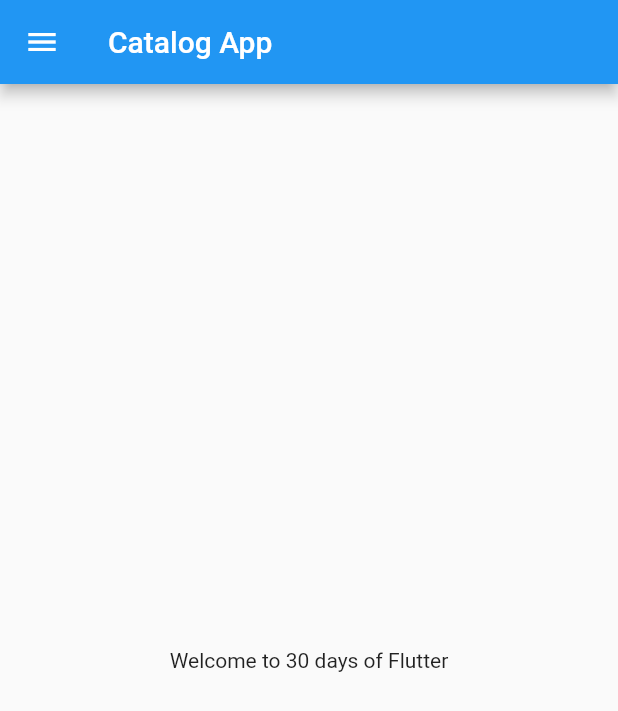
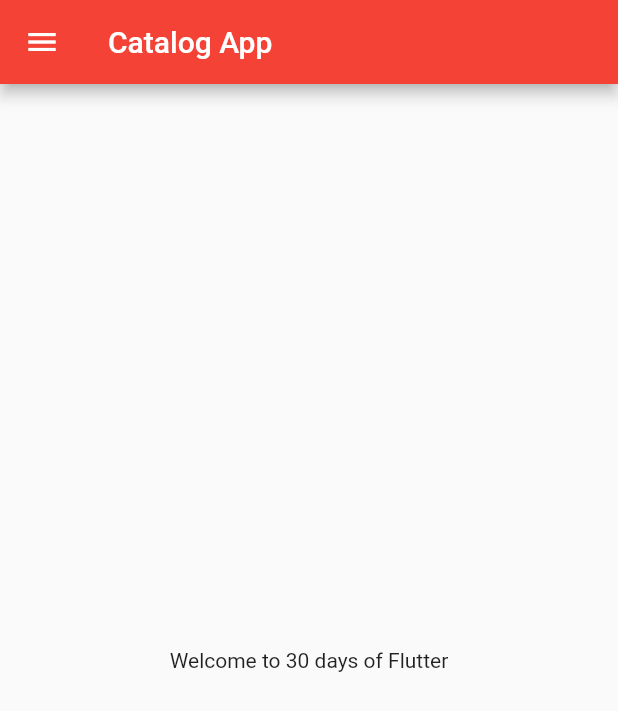
Before and after one commit to rafaelcr1dev/flutter_app_catalog, a Flutter app: the screen it shows after launch, on a phone screen of 412 x 824 dp. Shown: the top 711 px of the screen. Run offline on Flutter 3.47's test engine with Material 2 defaults, Android fonts, the phone set to English and light mode, and no system bars.

Commit message:
Functions, Classes, Routes, Theme & Text

```diff
--- a/lib/main.dart
+++ b/lib/main.dart
@@ -1,4 +1,5 @@
-import 'package:app_catalog/home_page.dart';
+import 'package:app_catalog/pages/home_page.dart';
+import 'package:app_catalog/pages/login_page.dart';
 import 'package:flutter/material.dart';
 
 void main() {
@@ -10,6 +11,23 @@ class MyApp extends StatelessWidget {
 
   @override
   Widget build(BuildContext context) {
-    return MaterialApp(home: HomePage());
+    return MaterialApp(
+      // home: HomePage(),
+      themeMode: ThemeMode.dark,
+      theme: ThemeData(
+        primarySwatch: Colors.blue,
+      ),
+      darkTheme: ThemeData(
+        brightness: Brightness.light,
+        primarySwatch: Colors.red,
+      ),
+      initialRoute: '/home',
+      routes: {
+        "/": (context) => LoginPage(),
+        "/home": (context) => HomePage(),
+        "/login": (context) => LoginPage(),
+      },
+      debugShowCheckedModeBanner: false,
+    );
   }
 }
```
Also changed, not shown: lib/pages/login_page.dart (added, +23 -0 lines), lib/pages/home_page.dart (renamed from lib/home_page.dart), 1 other file.
